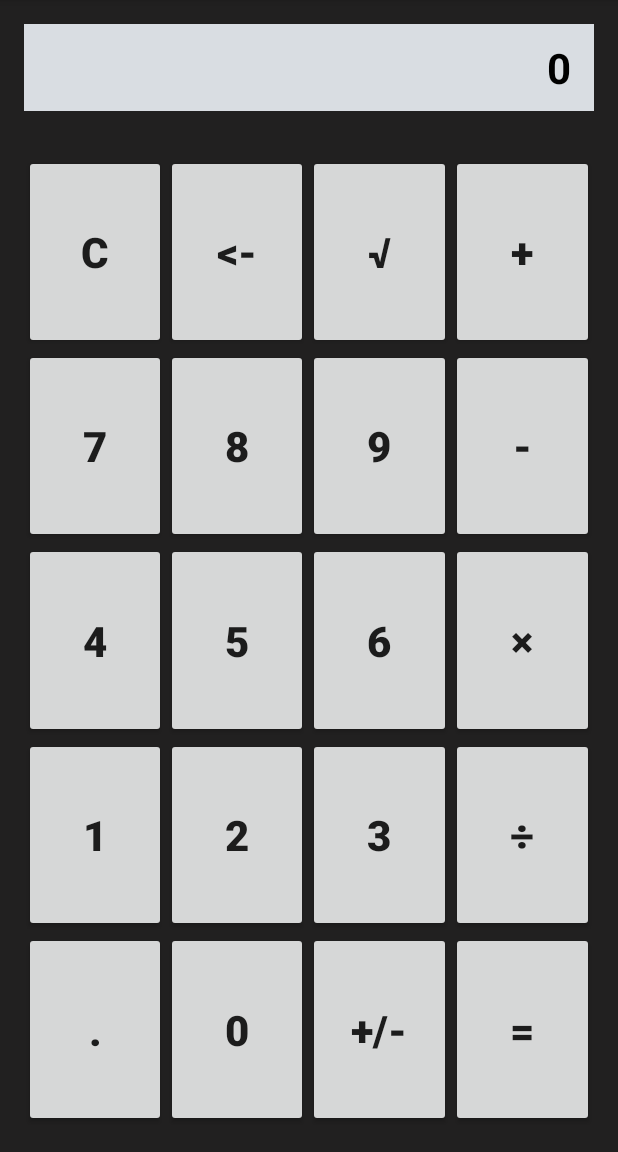
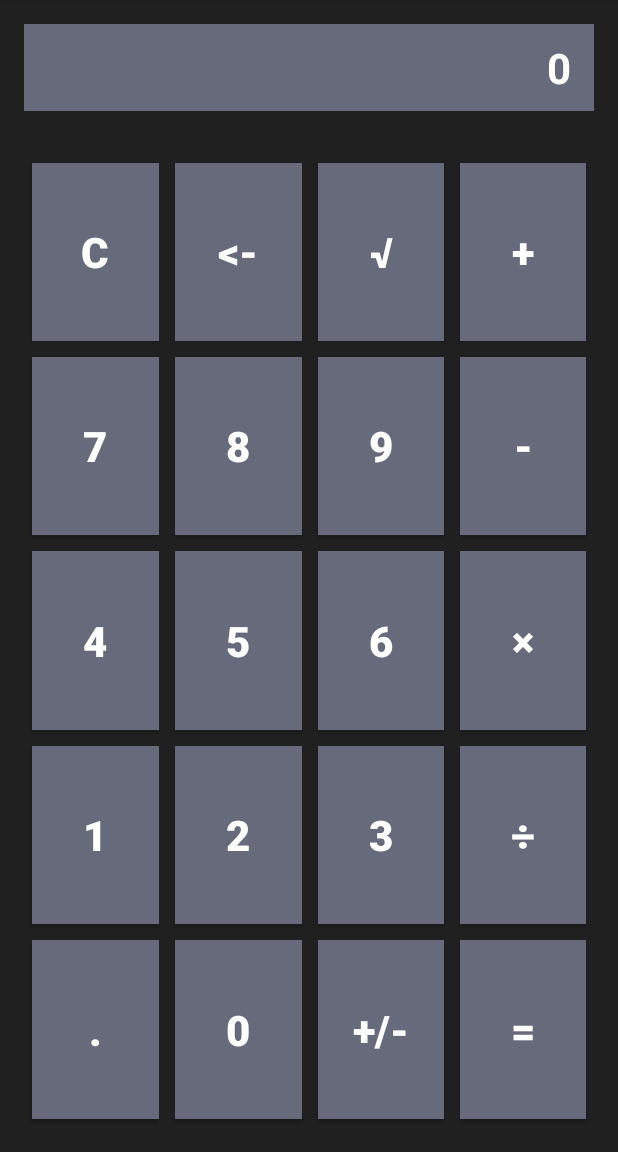
Before and after one commit to szczypiorofix/kalkulator-android, an Android app: the screen it shows after launch (MainActivity), on a phone screen of 412 x 824 dp, the part 84-1236 px from its top. Run offline under Robolectric (Android 15) with nearby library versions, the phone set to English and light mode, and no system bars.

Commit message:
Poprawki po części wizualnej (buttony z flashem) oraz działania - poprawki związene z zerem.

```diff
--- a/app/src/main/java/com/example/piotrek/kalkulator/MainActivity.java
+++ b/app/src/main/java/com/example/piotrek/kalkulator/MainActivity.java
@@ -1,8 +1,6 @@
 package com.example.piotrek.kalkulator;
 
 
-//import android.graphics.drawable.Drawable;
-//import android.graphics.drawable.ScaleDrawable;
 import android.os.Bundle;
 import android.support.v7.app.AppCompatActivity;
 import android.view.View;
@@ -12,8 +10,6 @@ import java.math.BigDecimal;
 import java.math.MathContext;
 import java.math.RoundingMode;
 
-//import static android.R.attr.scaleHeight;
-//import static android.R.attr.scaleWidth;
 
 
 public class MainActivity extends AppCompatActivity implements View.OnClickListener {
@@ -98,17 +94,17 @@ public class MainActivity extends AppCompatActivity implements View.OnClickListe
     @Override
     public void onClick(View v) {
 
-        btnC.setBackgroundDrawable(getResources().getDrawable(R.drawable.buttonseffects));
-        btn0.setBackgroundDrawable(getResources().getDrawable(R.drawable.buttonseffects));
-        btn1.setBackgroundDrawable(getResources().getDrawable(R.drawable.buttonseffects));
-        btn2.setBackgroundDrawable(getResources().getDrawable(R.drawable.buttonseffects));
-        btn3.setBackgroundDrawable(getResources().getDrawable(R.drawable.buttonseffects));
-        btn4.setBackgroundDrawable(getResources().getDrawable(R.drawable.buttonseffects));
-        btn5.setBackgroundDrawable(getResources().getDrawable(R.drawable.buttonseffects));
-        btn6.setBackgroundDrawable(getResources().getDrawable(R.drawable.buttonseffects));
-        btn7.setBackgroundDrawable(getResources().getDrawable(R.drawable.buttonseffects));
-        btn8.setBackgroundDrawable(getResources().getDrawable(R.drawable.buttonseffects));
-        btn9.setBackgroundDrawable(getResources().getDrawable(R.drawable.buttonseffects));
+        //btnC.setBackgroundDrawable(getResources().getDrawable(R.drawable.buttonseffects));
+        //btn0.setBackgroundDrawable(getResources().getDrawable(R.drawable.buttonseffects));
+        //btn1.setBackgroundDrawable(getResources().getDrawable(R.drawable.buttonseffects));
+        //btn2.setBackgroundDrawable(getResources().getDrawable(R.drawable.buttonseffects));
+        //btn3.setBackgroundDrawable(getResources().getDrawable(R.drawable.buttonseffects));
+        //btn4.setBackgroundDrawable(getResources().getDrawable(R.drawable.buttonseffects));
+        //btn5.setBackgroundDrawable(getResources().getDrawable(R.drawable.buttonseffects));
+        //btn6.setBackgroundDrawable(getResources().getDrawable(R.drawable.buttonseffects));
+        //btn7.setBackgroundDrawable(getResources().getDrawable(R.drawable.buttonseffects));
+        //btn8.setBackgroundDrawable(getResources().getDrawable(R.drawable.buttonseffects));
+        //btn9.setBackgroundDrawable(getResources().getDrawable(R.drawable.buttonseffects));
 
         eBlad.setText("");
         switch (v.getId()) {
@@ -251,6 +247,9 @@ public class MainActivity extends AppCompatActivity implements View.OnClickListe
 
         if (x.equals("0") || x.equals("1") || x.equals("2") || x.equals("3") || x.equals("4") || x.equals("5") || x.equals("6") || x.equals("7") || x.equals("8") || x.equals("9"))
         {
+            if (wynikS.startsWith("0") && !poprzecinku) {
+                wynikS="";
+            }
 
             if ((przecinek) && (wynikS.length() == 0))
             {
@@ -398,9 +397,13 @@ public class MainActivity extends AppCompatActivity implements View.OnClickListe
                     break;
                 }
                 case Dzielenie: {
+                    //wA.stripTrailingZeros();
                     if (wA.compareTo(BigDecimal.valueOf(0)) != 0)
                     {
-                        wA = wJP.divide(wP, 20, RoundingMode.HALF_UP).stripTrailingZeros();
+                        if (wJP.compareTo(BigDecimal.valueOf(0)) == 0) {
+                            wA = wJP.divide(wP, 0, RoundingMode.HALF_UP).stripTrailingZeros();
+                        } else wA = wJP.divide(wP, 20, RoundingMode.HALF_UP).stripTrailingZeros();
+
                         wynikS = String.valueOf(wA.toPlainString());
                         wJP = wA;
                     }
--- /dev/null
+++ b/app/src/main/res/drawable/mybutton.xml
@@ -0,0 +1,8 @@
+<?xml version="1.0" encoding="utf-8"?>
+<selector xmlns:android="http://schemas.android.com/apk/res/android">
+    <item android:drawable="@color/buttonPressedColor"
+        android:state_pressed="true" />
+    <item android:drawable="@color/buttonFocusedColor"
+        android:state_focused="true" />
+    <item android:drawable="@color/buttonDefaultColor" />
+</selector>
--- a/app/src/main/res/layout/activity_main.xml
+++ b/app/src/main/res/layout/activity_main.xml
@@ -24,15 +24,15 @@
             android:layout_width="fill_parent"
             android:layout_height="wrap_content"
             android:id="@+id/eWynik"
-            android:textSize="28sp"
+            android:textSize="@dimen/textsize"
             android:textStyle="bold"
             android:text="@string/eWynik"
             android:gravity="center|right"
-            android:textColor="#000000"
+            android:textColor="@color/textcolor"
             android:maxLength="15"
             android:paddingRight="15dp"
             android:paddingLeft="5dp"
-            android:background="#d9dde2"
+            android:background="@color/buttonDefaultColor"
             android:paddingTop="10dp"
             android:paddingBottom="10dp" />
         <TextView
@@ -42,7 +42,7 @@
             android:layout_gravity="center_horizontal"
             android:textSize="22sp"
             android:textStyle="bold"
-            android:textColor="#ffffff"
+            android:textColor="@color/textcolor"
             android:gravity="center_vertical|center" />
 
         <LinearLayout
@@ -60,27 +60,36 @@
                     android:text="@string/bsC"
                     android:id="@+id/bC"
                     android:textStyle="bold"
-                    android:textSize="28sp"
+                    android:textSize="@dimen/textsize"
+                    android:textColor="@color/textcolor"
                     android:layout_width="wrap_content"
                     android:layout_height="match_parent"
+                    android:background="@drawable/mybutton"
+                    android:layout_margin="@dimen/button_layout_margin"
                     android:layout_weight="1" />
 
                 <Button
                     android:text="@string/bsBack"
                     android:id="@+id/bBack"
                     android:textStyle="bold"
-                    android:textSize="28sp"
+                    android:textSize="@dimen/textsize"
+                    android:textColor="@color/textcolor"
                     android:layout_width="wrap_content"
                     android:layout_height="match_parent"
+                    android:background="@drawable/mybutton"
+                    android:layout_margin="@dimen/button_layout_margin"
                     android:layout_weight="1" />
 
                 <Button
                     android:text="@string/bsSqrt"
                     android:id="@+id/bSqrt"
                     android:textStyle="bold"
-                    android:textSize="28sp"
+                    android:textSize="@dimen/textsize"
+                    android:textColor="@color/textcolor"
                     android:layout_width="wrap_content"
                     android:layout_height="match_parent"
+                    android:background="@drawable/mybutton"
+                    android:layout_margin="@dimen/button_layout_margin"
                     android:layout_weight="1"
                     android:elevation="0dp" />
 
@@ -88,9 +97,12 @@
                     android:text="@string/bsDodaj"
                     android:id="@+id/bDodaj"
                     android:textStyle="bold"
-                    android:textSize="28sp"
+                    android:textSize="@dimen/textsize"
+                    android:textColor="@color/textcolor"
                     android:layout_width="wrap_content"
                     android:layout_height="match_parent"
+                    android:background="@drawable/mybutton"
+                    android:layout_margin="@dimen/button_layout_margin"
                     android:layout_weight="1" />
 
             </LinearLayout>
@@ -105,36 +117,48 @@
                     android:text="@string/bs7"
                     android:id="@+id/b7"
                     android:textStyle="bold"
-                    android:textSize="28sp"
+                    android:textSize="@dimen/textsize"
+                    android:textColor="@color/textcolor"
                     android:layout_width="wrap_content"
                     android:layout_height="match_parent"
+                    android:background="@drawable/mybutton"
+                    android:layout_margin="@dimen/button_layout_margin"
                     android:layout_weight="1" />
 
                 <Button
                     android:text="@string/bs8"
                     android:id="@+id/b8"
                     android:textStyle="bold"
-                    android:textSize="28sp"
+                    android:textSize="@dimen/textsize"
+                    android:textColor="@color/textcolor"
                     android:layout_width="wrap_content"
                     android:layout_height="match_parent"
+                    android:background="@drawable/mybutton"
+                    android:layout_margin="@dimen/button_layout_margin"
                     android:layout_weight="1" />
 
                 <Button
                     android:text="@string/bs9"
                     android:id="@+id/b9"
                     android:textStyle="bold"
-                    android:textSize="28sp"
+                    android:textSize="@dimen/textsize"
+                    android:textColor="@color/textcolor"
                     android:layout_width="wrap_content"
                     android:layout_height="match_parent"
+                    android:background="@drawable/mybutton"
+                    android:layout_margin="@dimen/button_layout_margin"
                     android:layout_weight="1" />
 
                 <Button
                     android:text="@string/bsOdejmij"
                     android:id="@+id/bOdejmij"
                     android:textStyle="bold"
-                    android:textSize="28sp"
+                    android:textSize="@dimen/textsize"
+                    android:textColor="@color/textcolor"
                     android:layout_width="wrap_content"
                     android:layout_height="match_parent"
+                    android:background="@drawable/mybutton"
+                    android:layout_margin="@dimen/button_layout_margin"
                     android:layout_weight="1" />
             </LinearLayout>
 
@@ -148,36 +172,48 @@
                     android:text="@string/bs4"
                     android:id="@+id/b4"
                     android:textStyle="bold"
-                    android:textSize="28sp"
+                    android:textSize="@dimen/textsize"
+                    android:textColor="@color/textcolor"
                     android:layout_width="wrap_content"
                     android:layout_height="match_parent"
+                    android:background="@drawable/mybutton"
+                    android:layout_margin="@dimen/button_layout_margin"
                     android:layout_weight="1" />
 
                 <Button
                     android:text="@string/bs5"
                     android:id="@+id/b5"
                     android:textStyle="bold"
-                    android:textSize="28sp"
+                    android:textSize="@dimen/textsize"
+                    android:textColor="@color/textcolor"
                     android:layout_width="wrap_content"
                     android:layout_height="match_parent"
+                    android:background="@drawable/mybutton"
+                    android:layout_margin="@dimen/button_layout_margin"
                     android:layout_weight="1" />
 
                 <Button
                     android:text="@string/bs6"
                     android:id="@+id/b6"
                     android:textStyle="bold"
-                    android:textSize="28sp"
+                    android:textSize="@dimen/textsize"
+                    android:textColor="@color/textcolor"
                     android:layout_width="wrap_content"
                     android:layout_height="match_parent"
+                    android:background="@drawable/mybutton"
+                    android:layout_margin="@dimen/button_layout_margin"
                     android:layout_weight="1" />
 
                 <Button
                     android:text="@string/bsPomnoz"
                     android:id="@+id/bPomnoz"
                     android:textStyle="bold"
-                    android:textSize="28sp"
+                    android:textSize="@dimen/textsize"
+                    android:textColor="@color/textcolor"
                     android:layout_width="wrap_content"
                     android:layout_height="match_parent"
+                    android:background="@drawable/mybutton"
+                    android:layout_margin="@dimen/button_layout_margin"
                     android:layout_weight="1" />
             </LinearLayout>
 
@@ -191,36 +227,48 @@
                     android:id="@+id/b1"
                     android:text="@string/bs1"
                     android:textStyle="bold"
-                    android:textSize="28sp"
+                    android:textSize="@dimen/textsize"
+                    android:textColor="@color/textcolor"
                     android:layout_width="wrap_content"
                     android:layout_height="match_parent"
+                    android:background="@drawable/mybutton"
+                    android:layout_margin="@dimen/button_layout_margin"
                     android:layout_weight="1" />
 
                 <Button
                     android:text="@string/bs2"
                     android:id="@+id/b2"
                     android:textStyle="bold"
-                    android:textSize="28sp"
+                    android:textSize="@dimen/textsize"
+                    android:textColor="@color/textcolor"
                     android:layout_width="wrap_content"
                     android:layout_height="match_parent"
+                    android:background="@drawable/mybutton"
+                    android:layout_margin="@dimen/button_layout_margin"
                     android:layout_weight="1" />
 
                 <Button
                     android:text="@string/bs3"
                     android:id="@+id/b3"
                     android:textStyle="bold"
-                    android:textSize="28sp"
+                    android:textSize="@dimen/textsize"
+                    android:textColor="@color/textcolor"
                     android:layout_width="wrap_content"
                     android:layout_height="match_parent"
+                    android:background="@drawable/mybutton"
+                    android:layout_margin="@dimen/button_layout_margin"
                     android:layout_weight="1" />
 
                 <Button
                     android:text="@string/bsPodziel"
                     android:id="@+id/bPodziel"
                     android:textStyle="bold"
-                    android:textSize="28sp"
+                    android:textSize="@dimen/textsize"
+                    android:textColor="@color/textcolor"
                     android:layout_width="wrap_content"
                     android:layout_height="match_parent"
+                    android:background="@drawable/mybutton"
+                    android:layout_margin="@dimen/button_layout_margin"
                     android:layout_weight="1" />
             </LinearLayout>
 
@@ -234,36 +282,48 @@
                     android:text="@string/bsPrzecinek"
                     android:id="@+id/bPrzecinek"
                     android:textStyle="bold"
-                    android:textSize="28sp"
+                    android:textSize="@dimen/textsize"
+                    android:textColor="@color/textcolor"
                     android:layout_width="wrap_content"
                     android:layout_height="match_parent"
+                    android:background="@drawable/mybutton"
+                    android:layout_margin="@dimen/button_layout_margin"
                     android:layout_weight="1" />
 
                 <Button
                     android:text="@string/bs0"
                     android:id="@+id/b0"
                     android:textStyle="bold"
-                    android:textSize="28sp"
+                    android:textSize="@dimen/textsize"
+                    android:textColor="@color/textcolor"
                     android:layout_width="wrap_content"
                     android:layout_height="match_parent"
+                    android:background="@drawable/mybutton"
+                    android:layout_margin="@dimen/button_layout_margin"
                     android:layout_weight="1" />
 
                 <Button
                     android:text="@string/bsPlusMinus"
                     android:id="@+id/bPlusMinus"
                     android:textStyle="bold"
-                    android:textSize="28sp"
+                    android:textSize="@dimen/textsize"
+                    android:textColor="@color/textcolor"
                     android:layout_width="wrap_content"
                     android:layout_height="match_parent"
+                    android:background="@drawable/mybutton"
+                    android:layout_margin="@dimen/button_layout_margin"
                     android:layout_weight="1" />
 
                 <Button
                     android:text="@string/bsRownaSie"
                     android:id="@+id/bRownaSie"
                     android:textStyle="bold"
-                    android:textSize="28sp"
+                    android:textSize="@dimen/textsize"
+                    android:textColor="@color/textcolor"
                     android:layout_width="wrap_content"
                     android:layout_height="match_parent"
+                    android:background="@drawable/mybutton"
+                    android:layout_margin="@dimen/button_layout_margin"
                     android:layout_weight="1" />
             </LinearLayout>
         </LinearLayout>
--- a/app/src/main/res/values/colors.xml
+++ b/app/src/main/res/values/colors.xml
@@ -4,5 +4,9 @@
     <color name="colorPrimaryDark">#020b3e</color>
     <color name="colorAccent">#FF4081</color>
     <color name="colorBackground">#000000</color>
+    <color name="buttonFocusedColor">#722291</color>
+    <color name="buttonPressedColor">#5d6db3</color>
+    <color name="buttonDefaultColor">#666a7b</color>
     <color name="activity_background">#212020</color>
+    <color name="textcolor">#ffffff</color>
 </resources>
--- a/app/src/main/res/values/dimens.xml
+++ b/app/src/main/res/values/dimens.xml
@@ -2,6 +2,6 @@
     <!-- Default screen margins, per the Android Design guidelines. -->
     <dimen name="activity_horizontal_margin">16dp</dimen>
     <dimen name="activity_vertical_margin">16dp</dimen>
-    <dimen name="button_width">65dp</dimen>
-    <dimen name="button_height">60dp</dimen>
+    <dimen name="textsize">28sp</dimen>
+    <dimen name="button_layout_margin">5dp</dimen>
 </resources>
```
Also changed, not shown: app/src/main/res/drawable/calcbutton.png (deleted), app/src/main/res/drawable/textfield.png (deleted).
